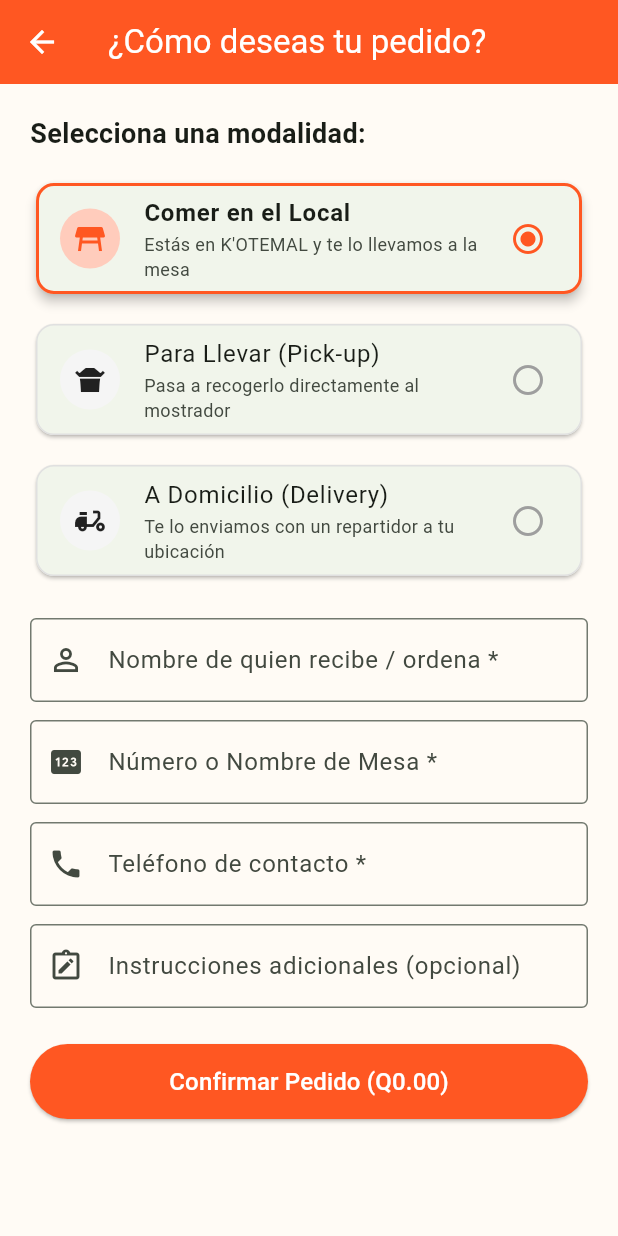
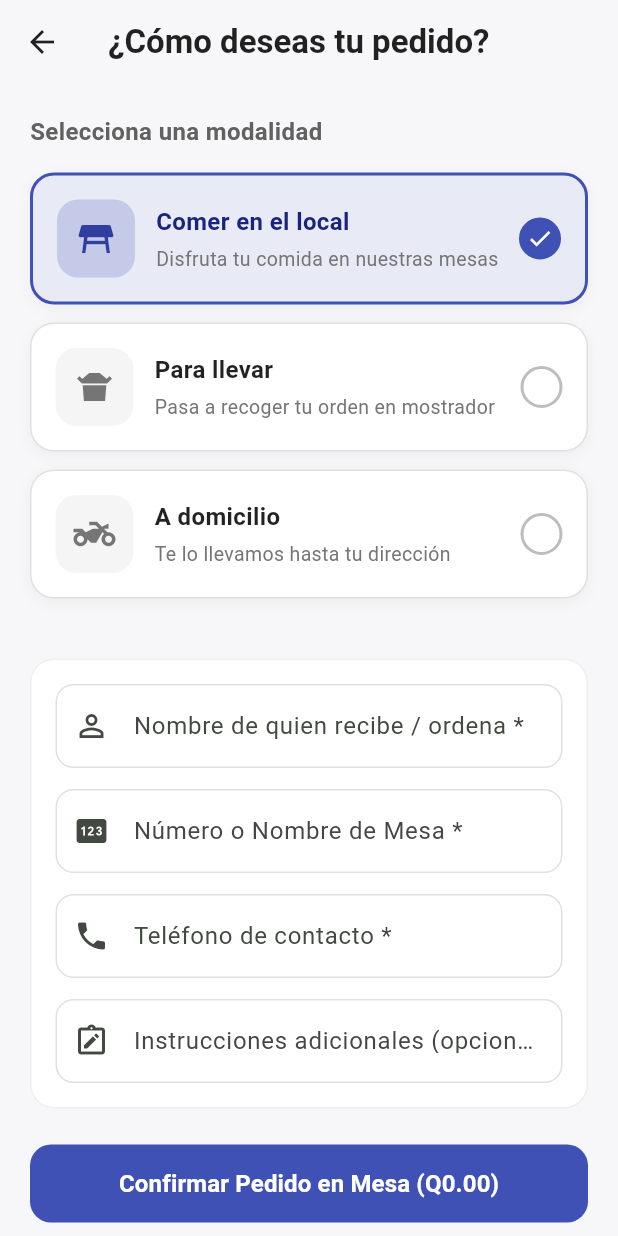
Before and after one commit to LDavidCastro/kotemal_app, a Flutter app: the CheckoutTypeScreen screen opened directly, on a phone screen of 412 x 824 dp. Run offline on Flutter 3.47's test engine with Material 3 defaults, Android fonts, the phone set to English and light mode, and no system bars; our stand-ins replace flutter_map, flutter_riverpod, flutter_tts, geolocator, image_picker, latlong2 and 5 more; missing offline and left inert: ota_update; accounts and stored records are empty; statements that could not run were skipped.

Commit message:
feat: rediseño visual de checkout con modalidades en español y colores distintivos

```diff
--- a/lib/features/cart/presentation/checkout_type_screen.dart
+++ b/lib/features/cart/presentation/checkout_type_screen.dart
@@ -9,6 +9,22 @@ import '../presentation/cart_controller.dart';
 import '../../delivery/presentation/delivery_screen.dart';
 import '../../orders/presentation/order_tracking_screen.dart';
 
+class _DeliveryOption {
+  final String type;
+  final String title;
+  final String subtitle;
+  final IconData icon;
+  final MaterialColor color;
+
+  const _DeliveryOption({
+    required this.type,
+    required this.title,
+    required this.subtitle,
+    required this.icon,
+    required this.color,
+  });
+}
+
 class CheckoutTypeScreen extends ConsumerStatefulWidget {
   const CheckoutTypeScreen({super.key});
 
@@ -17,13 +33,36 @@ class CheckoutTypeScreen extends ConsumerStatefulWidget {
 }
 
 class _CheckoutTypeScreenState extends ConsumerState<CheckoutTypeScreen> {
-  // Opciones: 'local', 'para_llevar', 'domicilio'
   String _selectedDeliveryType = 'local';
   final _nameController = TextEditingController();
   final _tableController = TextEditingController();
   final _phoneController = TextEditingController();
   final _notesController = TextEditingController();
   bool _isSending = false;
+
+  static const List<_DeliveryOption> _options = [
+    _DeliveryOption(
+      type: 'local',
+      title: 'Comer en el local',
+      subtitle: 'Disfruta tu comida en nuestras mesas',
+      icon: Icons.table_restaurant,
+      color: Colors.indigo,
+    ),
+    _DeliveryOption(
+      type: 'para_llevar',
+      title: 'Para llevar',
+      subtitle: 'Pasa a recoger tu orden en mostrador',
+      icon: Icons.takeout_dining,
+      color: Colors.teal,
+    ),
+    _DeliveryOption(
+      type: 'domicilio',
+      title: 'A domicilio',
+      subtitle: 'Te lo llevamos hasta tu dirección',
+      icon: Icons.two_wheeler,
+      color: Colors.deepOrange,
+    ),
+  ];
 
   @override
   void initState() {
@@ -77,9 +116,11 @@ class _CheckoutTypeScreenState extends ConsumerState<CheckoutTypeScreen> {
 
     if (cartItems.isEmpty) return;
 
-    if (_selectedDeliveryType == 'local' && _tableController.text.trim().isEmpty) {
+    if (_selectedDeliveryType == 'local' &&
+        _tableController.text.trim().isEmpty) {
       ScaffoldMessenger.of(context).showSnackBar(
-        const SnackBar(content: Text('Por favor indica tu número o nombre de mesa.')),
+        const SnackBar(
+            content: Text('Por favor indica tu número o nombre de mesa.')),
       );
       return;
     }
@@ -95,7 +136,8 @@ class _CheckoutTypeScreenState extends ConsumerState<CheckoutTypeScreen> {
 
     if (_phoneController.text.trim().isEmpty) {
       ScaffoldMessenger.of(context).showSnackBar(
-        const SnackBar(content: Text('Ingresa tu número de teléfono de contacto.')),
+        const SnackBar(
+            content: Text('Ingresa tu número de teléfono de contacto.')),
       );
       return;
     }
@@ -107,14 +149,15 @@ class _CheckoutTypeScreenState extends ConsumerState<CheckoutTypeScreen> {
       final currentUser = supabase.auth.currentUser;
       final deviceId = await DeviceIdService.getDeviceId();
 
-      // Inserción sin necesidad de GPS
       final orderResponse = await supabase.from('orders').insert({
         'customer_id': currentUser?.id,
         'customer_name': _nameController.text.trim(),
         'total': total,
         'status': 'pendiente',
         'delivery_type': _selectedDeliveryType,
-        'table_number': _selectedDeliveryType == 'local' ? _tableController.text.trim() : null,
+        'table_number': _selectedDeliveryType == 'local'
+            ? _tableController.text.trim()
+            : null,
         'delivery_notes': _notesController.text.trim(),
         'customer_phone': _phoneController.text.trim(),
         'guest_device_id': currentUser == null ? deviceId : null,
@@ -180,6 +223,24 @@ class _CheckoutTypeScreenState extends ConsumerState<CheckoutTypeScreen> {
     }
   }
 
+  _DeliveryOption get _activeOption => _options.firstWhere(
+        (o) => o.type == _selectedDeliveryType,
+        orElse: () => _options.first,
+      );
+
+  String get _confirmButtonLabel {
+    switch (_selectedDeliveryType) {
+      case 'local':
+        return 'Confirmar Pedido en Mesa';
+      case 'para_llevar':
+        return 'Confirmar Pedido para Llevar';
+      case 'domicilio':
+        return 'Elegir Ubicación en Mapa';
+      default:
+        return 'Confirmar Pedido';
+    }
+  }
+
   @override
   Widget build(BuildContext context) {
     final subtotal = ref.watch(cartTotalProvider);
@@ -192,123 +253,81 @@ class _CheckoutTypeScreenState extends ConsumerState<CheckoutTypeScreen> {
         .clamp(0.0, double.infinity)
         .toDouble();
 
+    final activeColor = _activeOption.color;
+
     return Scaffold(
+      backgroundColor: const Color(0xFFF7F7F9),
       appBar: AppBar(
-        title: const Text('¿Cómo deseas tu pedido?'),
-        backgroundColor: Colors.deepOrange,
-        foregroundColor: Colors.white,
+        elevation: 0,
+        backgroundColor: const Color(0xFFF7F7F9),
+        foregroundColor: Colors.black87,
+        title: const Text(
+          '¿Cómo deseas tu pedido?',
+          style: TextStyle(fontWeight: FontWeight.bold),
+        ),
       ),
       body: SingleChildScrollView(
         padding: const EdgeInsets.all(20),
         child: Column(
           crossAxisAlignment: CrossAxisAlignment.start,
           children: [
-            const Text(
-              'Selecciona una modalidad:',
-              style: TextStyle(fontSize: 18, fontWeight: FontWeight.bold),
+            Text(
+              'Selecciona una modalidad',
+              style: TextStyle(
+                fontSize: 16,
+                fontWeight: FontWeight.w600,
+                color: Colors.grey.shade700,
+              ),
             ),
             const SizedBox(height: 16),
-
-            // Opción 1: Comer en el Local
-            _buildOptionCard(
-              type: 'local',
-              title: 'Comer en el Local',
-              subtitle: 'Estás en K\'OTEMAL y te lo llevamos a la mesa',
-              icon: Icons.table_restaurant,
-            ),
-            const SizedBox(height: 12),
-
-            // Opción 2: Para Llevar / Recoger
-            _buildOptionCard(
-              type: 'para_llevar',
-              title: 'Para Llevar (Pick-up)',
-              subtitle: 'Pasa a recogerlo directamente al mostrador',
-              icon: Icons.takeout_dining,
-            ),
-            const SizedBox(height: 12),
-
-            // Opción 3: A Domicilio
-            _buildOptionCard(
-              type: 'domicilio',
-              title: 'A Domicilio (Delivery)',
-              subtitle: 'Te lo enviamos con un repartidor a tu ubicación',
-              icon: Icons.delivery_dining,
-            ),
+            ..._options.map((option) => _buildOptionCard(option)),
+            const SizedBox(height: 28),
+            _buildForm(activeColor),
             const SizedBox(height: 24),
-
-            // Formulario según la opción seleccionada
-            TextField(
-              controller: _nameController,
-              textCapitalization: TextCapitalization.words,
-              decoration: const InputDecoration(
-                labelText: 'Nombre de quien recibe / ordena *',
-                hintText: 'Ej. Juan Pérez',
-                prefixIcon: Icon(Icons.person_outline),
-                border: OutlineInputBorder(),
-              ),
-            ),
-            const SizedBox(height: 12),
-
-            if (_selectedDeliveryType == 'local') ...[
-              TextField(
-                controller: _tableController,
-                decoration: const InputDecoration(
-                  labelText: 'Número o Nombre de Mesa *',
-                  hintText: 'Ej. Mesa 3 / Barra',
-                  prefixIcon: Icon(Icons.pin),
-                  border: OutlineInputBorder(),
-                ),
-              ),
-              const SizedBox(height: 12),
-            ],
-
-            if (_selectedDeliveryType != 'domicilio') ...[
-              TextField(
-                controller: _phoneController,
-                keyboardType: TextInputType.phone,
-                decoration: const InputDecoration(
-                  labelText: 'Teléfono de contacto *',
-                  prefixIcon: Icon(Icons.phone),
-                  border: OutlineInputBorder(),
-                ),
-              ),
-              const SizedBox(height: 12),
-              TextField(
-                controller: _notesController,
-                decoration: const InputDecoration(
-                  labelText: 'Instrucciones adicionales (opcional)',
-                  hintText: 'Ej. Servir sin hielo, cubiertos extra',
-                  prefixIcon: Icon(Icons.note_alt_outlined),
-                  border: OutlineInputBorder(),
-                ),
-              ),
-              const SizedBox(height: 24),
+            if (_selectedDeliveryType != 'domicilio')
               SizedBox(
                 width: double.infinity,
-                height: 50,
+                height: 52,
                 child: ElevatedButton(
                   style: ElevatedButton.styleFrom(
-                    backgroundColor: Colors.deepOrange,
+                    backgroundColor: activeColor,
                     foregroundColor: Colors.white,
+                    shape: RoundedRectangleBorder(
+                      borderRadius: BorderRadius.circular(14),
+                    ),
+                    elevation: 0,
                   ),
                   onPressed: _isSending ? null : _submitOnSiteOrder,
                   child: _isSending
-                      ? const CircularProgressIndicator(color: Colors.white)
+                      ? const SizedBox(
+                          width: 22,
+                          height: 22,
+                          child: CircularProgressIndicator(
+                            color: Colors.white,
+                            strokeWidth: 2.5,
+                          ),
+                        )
                       : Text(
-                          'Confirmar Pedido (Q${total.toStringAsFixed(2)})',
-                          style: const TextStyle(fontSize: 16),
+                          '$_confirmButtonLabel (Q${total.toStringAsFixed(2)})',
+                          style: const TextStyle(
+                            fontSize: 16,
+                            fontWeight: FontWeight.bold,
                           ),
                         ),
                 ),
-            ] else ...[
-              // Si elige Domicilio, se muestra el botón para abrir el mapa
+              )
+            else
               SizedBox(
                 width: double.infinity,
-                height: 50,
+                height: 52,
                 child: ElevatedButton.icon(
                   style: ElevatedButton.styleFrom(
-                    backgroundColor: Colors.blue.shade700,
+                    backgroundColor: activeColor,
                     foregroundColor: Colors.white,
+                    shape: RoundedRectangleBorder(
+                      borderRadius: BorderRadius.circular(14),
+                    ),
+                    elevation: 0,
                   ),
                   onPressed: () {
                     Navigator.push(
@@ -321,55 +340,201 @@ class _CheckoutTypeScreenState extends ConsumerState<CheckoutTypeScreen> {
                     );
                   },
                   icon: const Icon(Icons.map_outlined),
-                  label: const Text(
-                    'Continuar a fijar Ubicación GPS',
-                    style: TextStyle(fontSize: 16),
+                  label: Text(
+                    _confirmButtonLabel,
+                    style: const TextStyle(
+                      fontSize: 16,
+                      fontWeight: FontWeight.bold,
                     ),
                   ),
                 ),
-            ],
+              ),
           ],
         ),
       ),
     );
   }
 
-  Widget _buildOptionCard({
-    required String type,
-    required String title,
-    required String subtitle,
-    required IconData icon,
-  }) {
-    final isSelected = _selectedDeliveryType == type;
+  Widget _buildOptionCard(_DeliveryOption option) {
+    final isSelected = _selectedDeliveryType == option.type;
+    final baseColor = option.color;
 
-    return Card(
-      elevation: isSelected ? 3 : 1,
-      shape: RoundedRectangleBorder(
-        borderRadius: BorderRadius.circular(12),
-        side: BorderSide(
-          color: isSelected ? Colors.deepOrange : Colors.grey.shade300,
+    return GestureDetector(
+      onTap: () => setState(() => _selectedDeliveryType = option.type),
+      child: AnimatedContainer(
+        duration: const Duration(milliseconds: 180),
+        margin: const EdgeInsets.only(bottom: 12),
+        padding: const EdgeInsets.all(16),
+        decoration: BoxDecoration(
+          color: isSelected ? baseColor.shade50 : Colors.white,
+          borderRadius: BorderRadius.circular(16),
+          border: Border.all(
+            color: isSelected ? baseColor : Colors.grey.shade300,
             width: isSelected ? 2 : 1,
           ),
+          boxShadow: [
+            BoxShadow(
+              color: Colors.black.withValues(alpha: 0.04),
+              blurRadius: 8,
+              offset: const Offset(0, 3),
             ),
-      child: ListTile(
-        onTap: () => setState(() => _selectedDeliveryType = type),
-        leading: CircleAvatar(
-          backgroundColor: isSelected ? Colors.deepOrange.shade100 : Colors.grey.shade100,
-          foregroundColor: isSelected ? Colors.deepOrange : Colors.black87,
-          child: Icon(icon),
+          ],
         ),
-        title: Text(
-          title,
-          style: TextStyle(
-            fontWeight: isSelected ? FontWeight.bold : FontWeight.normal,
+        child: Row(
+          children: [
+            Container(
+              width: 52,
+              height: 52,
+              decoration: BoxDecoration(
+                color: isSelected ? baseColor.shade100 : Colors.grey.shade100,
+                borderRadius: BorderRadius.circular(14),
+              ),
+              alignment: Alignment.center,
+              child: Icon(
+                option.icon,
+                color: isSelected ? baseColor.shade700 : Colors.grey.shade600,
+                size: 28,
               ),
             ),
-        subtitle: Text(subtitle, style: const TextStyle(fontSize: 12)),
-        trailing: Icon(
-          isSelected ? Icons.radio_button_checked : Icons.radio_button_unchecked,
-          color: isSelected ? Colors.deepOrange : Colors.grey,
+            const SizedBox(width: 14),
+            Expanded(
+              child: Column(
+                crossAxisAlignment: CrossAxisAlignment.start,
+                children: [
+                  Text(
+                    option.title,
+                    style: TextStyle(
+                      fontSize: 16,
+                      fontWeight: FontWeight.bold,
+                      color: isSelected ? baseColor.shade900 : Colors.black87,
+                    ),
+                  ),
+                  const SizedBox(height: 4),
+                  Text(
+                    option.subtitle,
+                    style: TextStyle(
+                      fontSize: 13,
+                      color: Colors.grey.shade600,
+                    ),
+                  ),
+                ],
+              ),
+            ),
+            Container(
+              width: 28,
+              height: 28,
+              decoration: BoxDecoration(
+                color: isSelected ? baseColor : Colors.transparent,
+                border: Border.all(
+                  color: isSelected ? baseColor : Colors.grey.shade400,
+                  width: 2,
+                ),
+                borderRadius: BorderRadius.circular(14),
+              ),
+              child: isSelected
+                  ? const Icon(Icons.check, color: Colors.white, size: 18)
+                  : null,
+            ),
+          ],
         ),
       ),
     );
   }
+
+  Widget _buildForm(Color activeColor) {
+    return Container(
+      padding: const EdgeInsets.all(16),
+      decoration: BoxDecoration(
+        color: Colors.white,
+        borderRadius: BorderRadius.circular(16),
+        border: Border.all(color: Colors.grey.shade200),
+      ),
+      child: Column(
+        children: [
+          TextField(
+            controller: _nameController,
+            textCapitalization: TextCapitalization.words,
+            decoration: InputDecoration(
+              labelText: 'Nombre de quien recibe / ordena *',
+              hintText: 'Ej. Juan Pérez',
+              prefixIcon: const Icon(Icons.person_outline),
+              focusedBorder: OutlineInputBorder(
+                borderSide: BorderSide(color: activeColor, width: 1.5),
+                borderRadius: BorderRadius.circular(12),
+              ),
+              enabledBorder: OutlineInputBorder(
+                borderSide: BorderSide(color: Colors.grey.shade300),
+                borderRadius: BorderRadius.circular(12),
+              ),
+              border: OutlineInputBorder(
+                borderRadius: BorderRadius.circular(12),
+              ),
+            ),
+          ),
+          const SizedBox(height: 14),
+          if (_selectedDeliveryType == 'local') ...[
+            TextField(
+              controller: _tableController,
+              decoration: InputDecoration(
+                labelText: 'Número o Nombre de Mesa *',
+                hintText: 'Ej. Mesa 3 / Barra',
+                prefixIcon: const Icon(Icons.pin),
+                focusedBorder: OutlineInputBorder(
+                  borderSide: BorderSide(color: activeColor, width: 1.5),
+                  borderRadius: BorderRadius.circular(12),
+                ),
+                enabledBorder: OutlineInputBorder(
+                  borderSide: BorderSide(color: Colors.grey.shade300),
+                  borderRadius: BorderRadius.circular(12),
+                ),
+                border: OutlineInputBorder(
+                  borderRadius: BorderRadius.circular(12),
+                ),
+              ),
+            ),
+            const SizedBox(height: 14),
+          ],
+          TextField(
+            controller: _phoneController,
+            keyboardType: TextInputType.phone,
+            decoration: InputDecoration(
+              labelText: 'Teléfono de contacto *',
+              prefixIcon: const Icon(Icons.phone),
+              focusedBorder: OutlineInputBorder(
+                borderSide: BorderSide(color: activeColor, width: 1.5),
+                borderRadius: BorderRadius.circular(12),
+              ),
+              enabledBorder: OutlineInputBorder(
+                borderSide: BorderSide(color: Colors.grey.shade300),
+                borderRadius: BorderRadius.circular(12),
+              ),
+              border: OutlineInputBorder(
+                borderRadius: BorderRadius.circular(12),
+              ),
+            ),
+          ),
+          const SizedBox(height: 14),
+          TextField(
+            controller: _notesController,
+            decoration: InputDecoration(
+              labelText: 'Instrucciones adicionales (opcional)',
+              hintText: 'Ej. Servir sin hielo, cubiertos extra',
+              prefixIcon: const Icon(Icons.note_alt_outlined),
+              focusedBorder: OutlineInputBorder(
+                borderSide: BorderSide(color: activeColor, width: 1.5),
+                borderRadius: BorderRadius.circular(12),
+              ),
+              enabledBorder: OutlineInputBorder(
+                borderSide: BorderSide(color: Colors.grey.shade300),
+                borderRadius: BorderRadius.circular(12),
+              ),
+              border: OutlineInputBorder(
+                borderRadius: BorderRadius.circular(12),
+              ),
+            ),
+          ),
+        ],
+      ),
+    );
   }
+}
```
Lines whose indentation alone changed are shown as unchanged.
